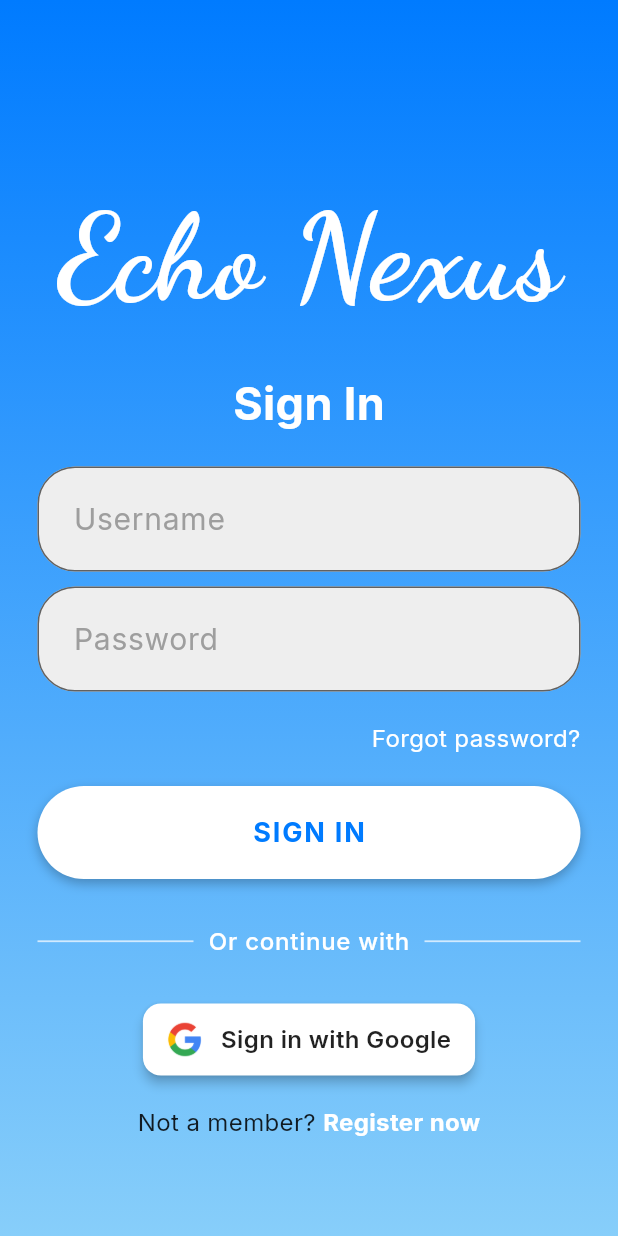
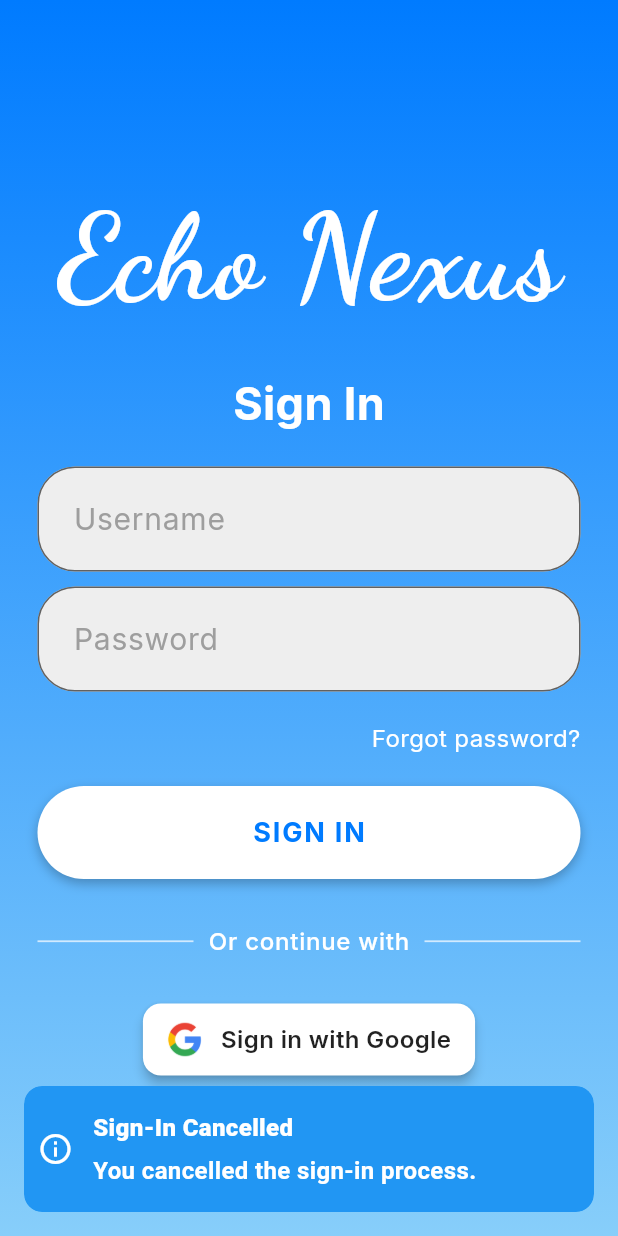
Before and after one commit to xbensieve/speak-ai-flutter-app, a Flutter app: the screen it shows after launch, after a tap on "Sign in with Google", on a phone screen of 412 x 824 dp. Run offline on Flutter 3.47's test engine with Material 3 defaults, Android fonts, the phone set to English and light mode, and no system bars; our stand-ins replace flutter_dotenv, flutter_tts, get, get_storage, google_fonts, google_sign_in and 1 more; accounts and stored records are empty.

Commit message:
feat: integrate Google login and refactor StackBar into reusable component
- Completed Google authentication for login
- Refactored StackBar into a separate, reusable component for easier usage

```diff
--- /dev/null
+++ b/lib/components/loading_overlay.dart
@@ -0,0 +1,52 @@
+import 'package:flutter/material.dart';
+import 'package:get/get.dart';
+
+class LoadingOverlay extends StatelessWidget {
+  final bool isLoading;
+  final Widget child;
+
+  const LoadingOverlay({
+    super.key,
+    required this.isLoading,
+    required this.child,
+  });
+
+  @override
+  Widget build(BuildContext context) {
+    return Stack(
+      children: [
+        child,
+        if (isLoading)
+          Container(
+            color: Colors.black.withOpacity(0.5),
+            child: Center(
+              child: Container(
+                padding: const EdgeInsets.all(20),
+                decoration: BoxDecoration(
+                  color: Colors.white,
+                  borderRadius: BorderRadius.circular(12),
+                ),
+                child: const Column(
+                  mainAxisSize: MainAxisSize.min,
+                  children: [
+                    CircularProgressIndicator(
+                      valueColor: AlwaysStoppedAnimation<Color>(Colors.blue),
+                    ),
+                    SizedBox(height: 16),
+                    Text(
+                      'Processing login...',
+                      style: TextStyle(
+                        fontSize: 16,
+                        fontWeight: FontWeight.w600,
+                        color: Colors.black87,
+                      ),
+                    ),
+                  ],
+                ),
+              ),
+            ),
+          ),
+      ],
+    );
+  }
+}
--- /dev/null
+++ b/lib/components/snackbar_service.dart
@@ -0,0 +1,62 @@
+import 'package:flutter/material.dart';
+import 'package:get/get.dart';
+import 'package:google_fonts/google_fonts.dart';
+
+enum SnackbarType { success, error, info }
+
+class SnackbarService {
+  static final GlobalKey<ScaffoldMessengerState> scaffoldMessengerKey =
+      GlobalKey<ScaffoldMessengerState>();
+
+  static void showSnackbar({
+    required String title,
+    required String message,
+    SnackbarType type = SnackbarType.info,
+    int durationSeconds = 3,
+  }) {
+    Get.snackbar(
+      title,
+      '',
+      snackPosition: SnackPosition.BOTTOM,
+      backgroundColor: _getBackgroundColor(type),
+      colorText: Colors.white,
+      snackStyle: SnackStyle.FLOATING,
+      margin: const EdgeInsets.all(16),
+      borderRadius: 12,
+      animationDuration: const Duration(milliseconds: 700),
+      forwardAnimationCurve: Curves.easeOutBack,
+      reverseAnimationCurve: Curves.easeInBack,
+      messageText: Text(
+        message,
+        style: GoogleFonts.roboto(
+          color: Colors.white,
+          fontWeight: FontWeight.w600,
+          fontSize: 16,
+        ),
+      ),
+      icon: Icon(_getIcon(type), color: Colors.white),
+    );
+  }
+
+  static Color _getBackgroundColor(SnackbarType type) {
+    switch (type) {
+      case SnackbarType.success:
+        return Colors.green;
+      case SnackbarType.error:
+        return Colors.red;
+      case SnackbarType.info:
+        return Colors.blue;
+    }
+  }
+
+  static IconData _getIcon(SnackbarType type) {
+    switch (type) {
+      case SnackbarType.success:
+        return Icons.check_circle_outline;
+      case SnackbarType.error:
+        return Icons.error_outline;
+      case SnackbarType.info:
+        return Icons.info_outline;
+    }
+  }
+}
--- a/lib/config/api_configuration.dart
+++ b/lib/config/api_configuration.dart
@@ -1,5 +1,6 @@
 class ApiConfig {
   static const String baseUrl = 'http://sai.runasp.net';
   static const String loginEndpoint = '/api/auth/login';
+  static const String loginGoogleEndpoint = '/api/auth/signin-google';
   static const String userInfoEndpoint = '/api/users';
 }
--- a/lib/main.dart
+++ b/lib/main.dart
@@ -1,12 +1,21 @@
 import 'package:english_app_with_ai/pages/splash_screen.dart';
 import 'package:flutter/material.dart';
+import 'package:flutter_dotenv/flutter_dotenv.dart';
 import 'package:get/get.dart';
 import 'package:get_storage/get_storage.dart';
 import 'components/navigation_menu.dart';
 
 void main() async {
+  WidgetsFlutterBinding.ensureInitialized();
+
+  try {
+    await dotenv.load();
+  } catch (e) {
+    debugPrint("Error loading .env file: $e");
+  }
+
+  await GetStorage.init();
   Get.put(NavigationController());
-  await GetStorage.init();
   runApp(const MyApp());
 }
 
@@ -20,6 +29,9 @@
       debugShowCheckedModeBanner: false,
       theme: ThemeData(
         colorScheme: ColorScheme.fromSeed(seedColor: Colors.deepPurple),
+        snackBarTheme: const SnackBarThemeData(
+          contentTextStyle: TextStyle(color: Colors.white),
+        ),
         scaffoldBackgroundColor: Colors.transparent,
         useMaterial3: true,
       ),
--- a/lib/pages/login_page.dart
+++ b/lib/pages/login_page.dart
@@ -1,9 +1,13 @@
 import 'package:flutter/material.dart';
+import 'package:flutter_dotenv/flutter_dotenv.dart';
 import 'package:get/get.dart';
 import 'package:google_fonts/google_fonts.dart';
+import 'package:google_sign_in/google_sign_in.dart';
 import '../components/my_button.dart';
 import '../components/my_textfield.dart';
+import '../components/snackbar_service.dart';
 import '../components/square_tile.dart';
+import '../components/loading_overlay.dart'; // Import LoadingOverlay
 import '../components/navigation_menu.dart';
 import '../view_models/login_view_model.dart';
 
@@ -19,10 +23,89 @@ class _LoginPageState extends State<LoginPage>
   final usernameController = TextEditingController();
   final passwordController = TextEditingController();
   final loginViewModel = Get.put(LoginViewModel());
-
+  final GoogleSignIn _googleSignIn = GoogleSignIn(
+    scopes: ['email', 'profile'],
+    clientId: dotenv.env['GOOGLE_CLIENT_ID'],
+  );
   late AnimationController _controller;
   late Animation<double> _fadeAnimation;
   late Animation<Offset> _slideAnimation;
+
+  Future<void> _handleSignInWithGoogle() async {
+    try {
+      final GoogleSignInAccount? googleUser = await _googleSignIn.signIn();
+      if (googleUser == null) {
+        SnackbarService.showSnackbar(
+          title: 'Sign-In Cancelled',
+          message: 'You cancelled the sign-in process.',
+          type: SnackbarType.info,
+          durationSeconds: 3,
+        );
+        return;
+      }
+
+      final GoogleSignInAuthentication googleAuth =
+          await googleUser.authentication;
+      final String? idToken = googleAuth.idToken;
+      if (idToken == null) {
+        SnackbarService.showSnackbar(
+          title: 'Sign-In Error',
+          message: 'Google sign-in failed. Please try again.',
+          type: SnackbarType.error,
+          durationSeconds: 3,
+        );
+        return;
+      }
+      bool success = await loginViewModel.signInWithGoogle(idToken);
+      if (success) {
+        Get.off(() => const NavigationMenu());
+      } else {
+        SnackbarService.showSnackbar(
+          title: 'Sign-In Error',
+          message: 'Google sign-in failed. Please try again.',
+          type: SnackbarType.error,
+          durationSeconds: 3,
+        );
+      }
+    } catch (error) {
+      String errorMessage = 'Google sign-in failed. Please try again.';
+      if (error.toString().contains('403') ||
+          error.toString().contains('access_denied')) {
+        errorMessage =
+            'Access denied: This app is in testing mode. Please contact the developer to be added as a test user.';
+      }
+      SnackbarService.showSnackbar(
+        title: 'Sign-In Error',
+        message: errorMessage,
+        type: SnackbarType.error,
+        durationSeconds: 3,
+      );
+    }
+  }
+
+  Future<void> _handleSignIn(String username, String password) async {
+    if (username.isEmpty || password.isEmpty) {
+      SnackbarService.showSnackbar(
+        title: 'Error',
+        message: 'Please fill in both username and password',
+        type: SnackbarType.error,
+        durationSeconds: 3,
+      );
+      return;
+    }
+    bool success = await loginViewModel.signIn(username, password);
+    if (success) {
+      Get.off(() => const NavigationMenu());
+    } else {
+      passwordController.clear();
+      SnackbarService.showSnackbar(
+        title: 'Sign-In Error',
+        message: 'Invalid credentials. Please try again.',
+        type: SnackbarType.error,
+        durationSeconds: 3,
+      );
+    }
+  }
 
   @override
   void initState() {
@@ -31,17 +114,14 @@ class _LoginPageState extends State<LoginPage>
       vsync: this,
       duration: const Duration(milliseconds: 600),
     );
-
     _fadeAnimation = Tween<double>(
       begin: 0.0,
       end: 1.0,
     ).animate(CurvedAnimation(parent: _controller, curve: Curves.easeIn));
-
     _slideAnimation = Tween<Offset>(
-      begin: Offset(0, 0.1),
+      begin: const Offset(0, 0.1),
       end: Offset.zero,
     ).animate(CurvedAnimation(parent: _controller, curve: Curves.easeOut));
-
     _controller.forward();
   }
 
@@ -55,7 +135,10 @@ class _LoginPageState extends State<LoginPage>
 
   @override
   Widget build(BuildContext context) {
-    return Scaffold(
+    return Obx(
+      () => LoadingOverlay(
+        isLoading: loginViewModel.isLoading.value,
+        child: Scaffold(
           body: Container(
             decoration: const BoxDecoration(
               gradient: LinearGradient(
@@ -112,77 +195,42 @@ class _LoginPageState extends State<LoginPage>
                             ),
                             const SizedBox(height: 20),
                             Padding(
-                          padding: const EdgeInsets.symmetric(horizontal: 25.0),
+                              padding: const EdgeInsets.symmetric(
+                                horizontal: 25.0,
+                              ),
                               child: Row(
                                 mainAxisAlignment: MainAxisAlignment.end,
                                 children: [
-                              Text(
+                                  GestureDetector(
+                                    onTap: () {
+                                      // TODO: Implement forgot password functionality
+                                    },
+                                    child: Text(
                                       "Forgot password?",
                                       style: GoogleFonts.inter(
                                         color: Colors.white,
                                         fontSize: 16,
                                       ),
                                     ),
+                                  ),
                                 ],
                               ),
                             ),
                             const SizedBox(height: 20),
-                        Obx(
-                          () =>
-                              loginViewModel.isLoading.value
-                                  ? const CircularProgressIndicator()
-                                  : MyButton(
+                            MyButton(
                               onTap: () async {
                                 String username =
                                     usernameController.text.trim();
                                 String password =
                                     passwordController.text.trim();
-                                      if (username.isEmpty ||
-                                          password.isEmpty) {
-                                        Get.snackbar(
-                                          'Error',
-                                          '',
-                                          snackPosition: SnackPosition.BOTTOM,
-                                          backgroundColor: Colors.red,
-                                          colorText: Colors.white,
-                                          snackStyle: SnackStyle.FLOATING,
-                                          margin: EdgeInsets.all(16),
-                                          borderRadius: 12,
-                                          animationDuration: Duration(
-                                            milliseconds: 700,
-                                          ),
-                                          forwardAnimationCurve:
-                                              Curves.easeOutBack,
-                                          reverseAnimationCurve:
-                                              Curves.easeInBack,
-                                          messageText: Text(
-                                            'Please fill in both username and password',
-                                            style: GoogleFonts.roboto(
-                                              color: Colors.white,
-                                              fontWeight: FontWeight.w600,
-                                              fontSize: 16,
-                                            ),
-                                          ),
-                                          icon: Icon(
-                                            Icons.error_outline,
-                                            color: Colors.white,
-                                          ),
-                                        );
-                                        return;
-                                      }
-                                      bool success = await loginViewModel
-                                          .signIn(username, password);
-                                      if (success) {
-                                        Get.off(() => const NavigationMenu());
-                                      } else {
-                                        passwordController.clear();
-                                      }
+                                await _handleSignIn(username, password);
                               },
-                                  ),
                             ),
                             const SizedBox(height: 30),
                             Padding(
-                          padding: const EdgeInsets.symmetric(horizontal: 25.0),
+                              padding: const EdgeInsets.symmetric(
+                                horizontal: 25.0,
+                              ),
                               child: Row(
                                 children: [
                                   Expanded(
@@ -212,16 +260,9 @@ class _LoginPageState extends State<LoginPage>
                               ),
                             ),
                             const SizedBox(height: 30),
-                        Row(
-                          mainAxisAlignment: MainAxisAlignment.center,
-                          children: [
                             SquareTile(
                               imagePath: 'lib/assets/images/google_logo.webp',
-                              onTap: () {
-                                // TODO: handle Google sign-in
-                              },
-                            ),
-                          ],
+                              onTap: _handleSignInWithGoogle,
                             ),
                             const SizedBox(height: 20),
                             Row(
@@ -259,6 +300,8 @@ class _LoginPageState extends State<LoginPage>
               ),
             ),
           ),
+        ),
+      ),
     );
   }
 }
--- a/lib/pages/splash_screen.dart
+++ b/lib/pages/splash_screen.dart
@@ -1,11 +1,11 @@
 import 'package:flutter/material.dart';
 import 'package:google_fonts/google_fonts.dart';
-import 'package:flutter/services.dart' show SystemUiOverlayStyle;
 import 'package:get/get.dart';
 import 'package:english_app_with_ai/pages/login_page.dart';
 import 'package:english_app_with_ai/components/navigation_menu.dart';
 
 import '../view_models/login_view_model.dart';
+import '../view_models/user_view_model.dart';
 
 class SplashScreen extends StatefulWidget {
   const SplashScreen({super.key});
@@ -57,13 +57,23 @@ class _SplashScreenState extends State<SplashScreen>
 
   Future<void> _checkAuthentication() async {
     final loginViewModel = Get.put(LoginViewModel());
+    final userViewModel = Get.put(UserViewModel());
     await Future.delayed(const Duration(seconds: 3));
-    String? accessToken = await loginViewModel.getAccessToken();
-    if (accessToken != null && accessToken.isNotEmpty) {
-      debugPrint('Access token found. Navigating to NavigationMenu.');
-      Get.off(() => const NavigationMenu());
-    } else {
-      debugPrint('No access token found. Navigating to LoginPage.');
+    String? accessToken = loginViewModel.getAccessToken();
+
+    if (accessToken == null) {
+      Get.off(() => LoginPage());
+    }
+
+    try {
+      var response = userViewModel.user.value;
+      if (response != null) {
+        Get.off(() => const NavigationMenu());
+      } else {
+        Get.off(() => LoginPage());
+      }
+    } catch (e) {
+      debugPrint('Error: ${e.toString()}');
       Get.off(() => LoginPage());
     }
   }
--- a/lib/services/abstract/i_api_service.dart
+++ b/lib/services/abstract/i_api_service.dart
@@ -5,5 +5,6 @@ import "package:english_app_with_ai/models/user_model.dart";
 
 abstract class IApiService {
   Future<LoginResponse> login(LoginRequest request);
+  Future<LoginResponse> loginWithGoolge(String idToken);
   Future<ResponseModel<UserModel>> getUserInfo();
 }
--- a/lib/utils/decode_token.dart
+++ b/lib/utils/decode_token.dart
@@ -7,6 +7,7 @@ Map<String, dynamic>? getDecodedAccessToken() {
 
   if (accessToken != null && accessToken is String && accessToken.isNotEmpty) {
     try {
+      print('Decoding token: $accessToken');
       Map<String, dynamic> decodedToken = JwtDecoder.decode(accessToken);
       return decodedToken;
     } catch (e) {
--- a/pubspec.yaml
+++ b/pubspec.yaml
@@ -45,6 +45,7 @@ dependencies:
   flutter_secure_storage: ^9.2.2
   jwt_decoder: ^2.0.1
   signalr_netcore: ^1.4.3
+  flutter_dotenv: ^5.2.1
 dev_dependencies:
   flutter_test:
     sdk: flutter
@@ -71,6 +72,7 @@ flutter:
   assets:
     - lib/assets/images/
     - lib/assets/animations/
+    - .env
   #   - images/a_dot_burr.jpeg
   #   - images/a_dot_ham.jpeg
 
```
Also changed, not shown: lib/pages/profile_screen.dart (+3 -6 lines), lib/services/implement/api_service.dart (+23 -0 lines), lib/view_models/login_view_model.dart (+16 -48 lines), lib/assets/images/1.png (added), lib/assets/images/2.png (added), pubspec.lock, 3 other files. Lines whose indentation alone changed are shown as unchanged.
